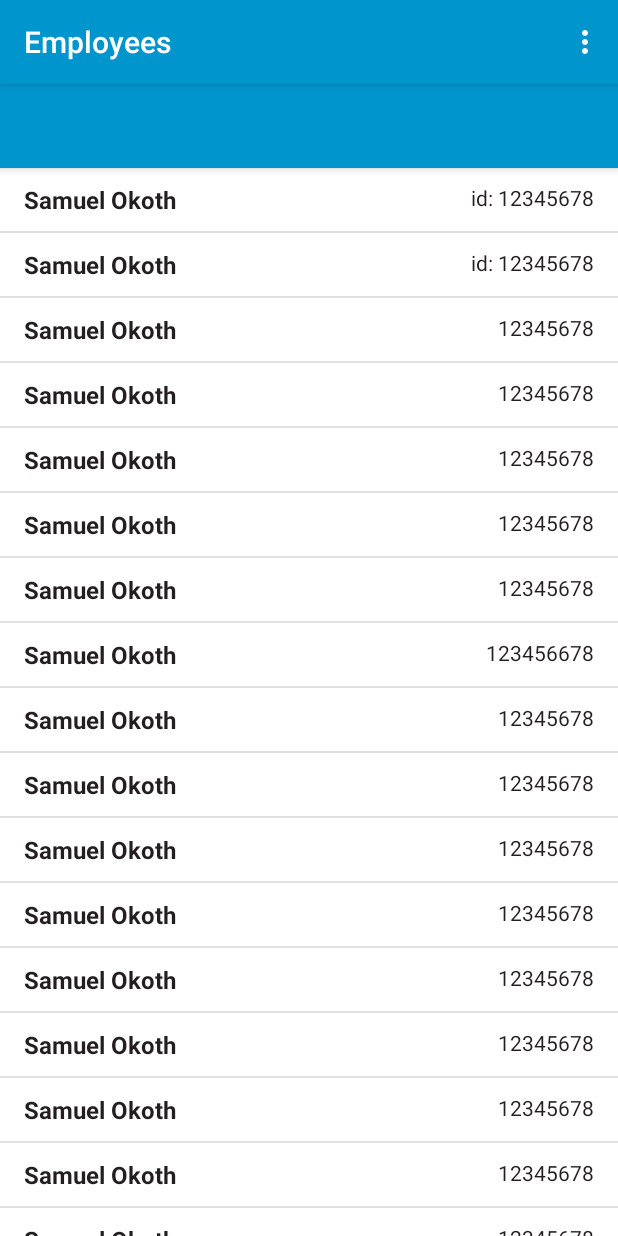
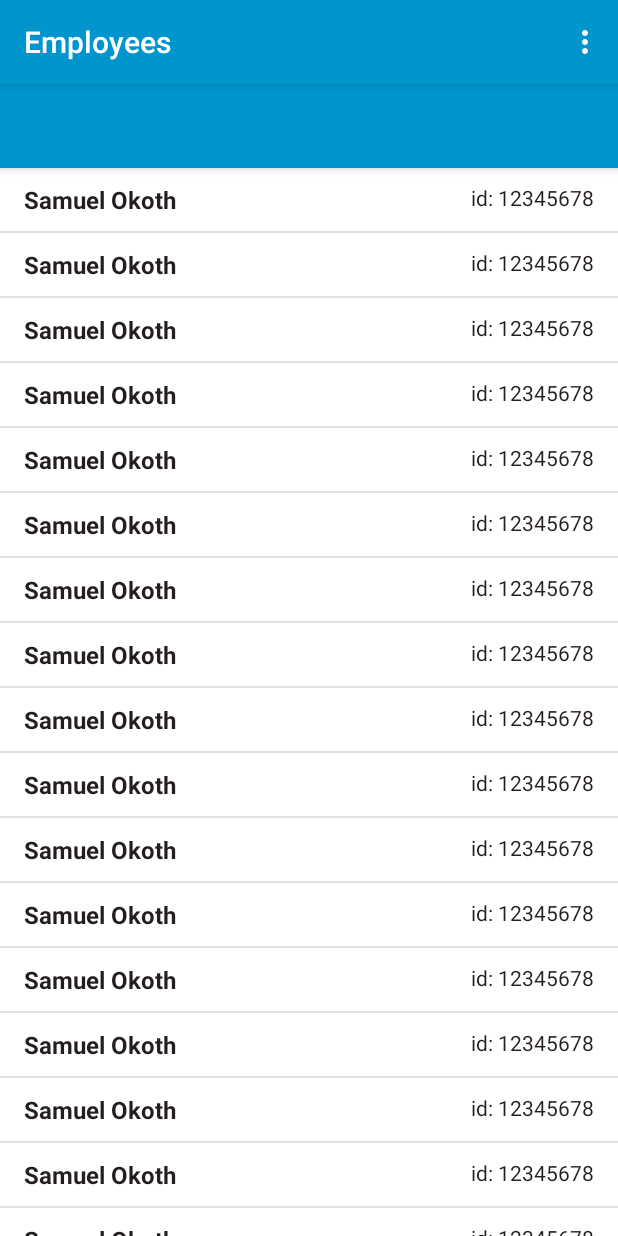
Before and after one commit to SamuelOkoth/Sanergy, an Android app: the screen it shows after launch once a user with an empty profile is signed in (MainActivity), on a phone screen of 412 x 824 dp. Run offline under Robolectric (Android 15) with nearby library versions, the phone set to English and light mode, and no system bars; our stand-ins replace ButterKnife, Firebase (no records; nobody signed in at launch, a user with empty details on screens opened directly).

Commit message:
this commit alters the employees id

```diff
--- a/app/src/main/java/com/moringa/sanergyapp/MainActivity.java
+++ b/app/src/main/java/com/moringa/sanergyapp/MainActivity.java
@@ -51,68 +51,68 @@ public class MainActivity extends AppCompatActivity {
         employees = new Employees("Samuel Okoth", "id: 12345678");
         employeesList.add(employees);
 
-        employees = new Employees("Samuel Okoth",  "12345678");
+        employees = new Employees("Samuel Okoth",  "id: 12345678");
         employeesList.add(employees);
 
-        employees = new Employees("Samuel Okoth", "12345678");
+        employees = new Employees("Samuel Okoth", "id: 12345678");
         employeesList.add(employees);
 
-        employees = new Employees("Samuel Okoth", "12345678");
+        employees = new Employees("Samuel Okoth", "id: 12345678");
         employeesList.add(employees);
 
-        employees = new Employees("Samuel Okoth", "12345678");
+        employees = new Employees("Samuel Okoth", "id: 12345678");
         employeesList.add(employees);
 
-        employees = new Employees("Samuel Okoth", "12345678");
+        employees = new Employees("Samuel Okoth", "id: 12345678");
         employeesList.add(employees);
 
-        employees = new Employees("Samuel Okoth", "123456678");
+        employees = new Employees("Samuel Okoth", "id: 12345678");
         employeesList.add(employees);
 
-        employees = new Employees("Samuel Okoth",  "12345678");
+        employees = new Employees("Samuel Okoth",  "id: 12345678");
         employeesList.add(employees);
 
-        employees = new Employees("Samuel Okoth", "12345678");
+        employees = new Employees("Samuel Okoth", "id: 12345678");
         employeesList.add(employees);
 
-        employees = new Employees("Samuel Okoth", "12345678");
+        employees = new Employees("Samuel Okoth", "id: 12345678");
         employeesList.add(employees);
 
-        employees = new Employees("Samuel Okoth", "12345678");
+        employees = new Employees("Samuel Okoth", "id: 12345678");
         employeesList.add(employees);
 
-        employees = new Employees("Samuel Okoth", "12345678");
+        employees = new Employees("Samuel Okoth", "id: 12345678");
         employeesList.add(employees);
 
 
-        employees = new Employees("Samuel Okoth",  "12345678");
+        employees = new Employees("Samuel Okoth",  "id: 12345678");
         employeesList.add(employees);
 
-        employees = new Employees("Samuel Okoth",  "12345678");
+        employees = new Employees("Samuel Okoth",  "id: 12345678");
         employeesList.add(employees);
 
-        employees = new Employees("Samuel Okoth", "12345678");
+        employees = new Employees("Samuel Okoth", "id: 12345678");
         employeesList.add(employees);
 
-        employees = new Employees("Samuel Okoth",  "12345678");
+        employees = new Employees("Samuel Okoth",  "id: 12345678");
         employeesList.add(employees);
 
-        employees = new Employees("Samuel Okoth", "12345678");
+        employees = new Employees("Samuel Okoth", "id: 12345678");
         employeesList.add(employees);
 
-        employees = new Employees("Samuel Okoth", "12345678");
+        employees = new Employees("Samuel Okoth", "id: 12345678");
         employeesList.add(employees);
 
-        employees = new Employees("Samuel Okoth", "12345678");
+        employees = new Employees("Samuel Okoth", "id: 12345678");
         employeesList.add(employees);
 
-        employees = new Employees("Samuel Okoth", "12345678");
+        employees = new Employees("Samuel Okoth", "id: 12345678");
         employeesList.add(employees);
 
-        employees = new Employees("Samuel Okoth",  "12345678");
+        employees = new Employees("Samuel Okoth",  "id: 12345678");
         employeesList.add(employees);
 
-        employees = new Employees("Samuel Okoth",  "12345678");
+        employees = new Employees("Samuel Okoth",  "id: 12345678");
         employeesList.add(employees);
 
         mAdapter.notifyDataSetChanged();
```
